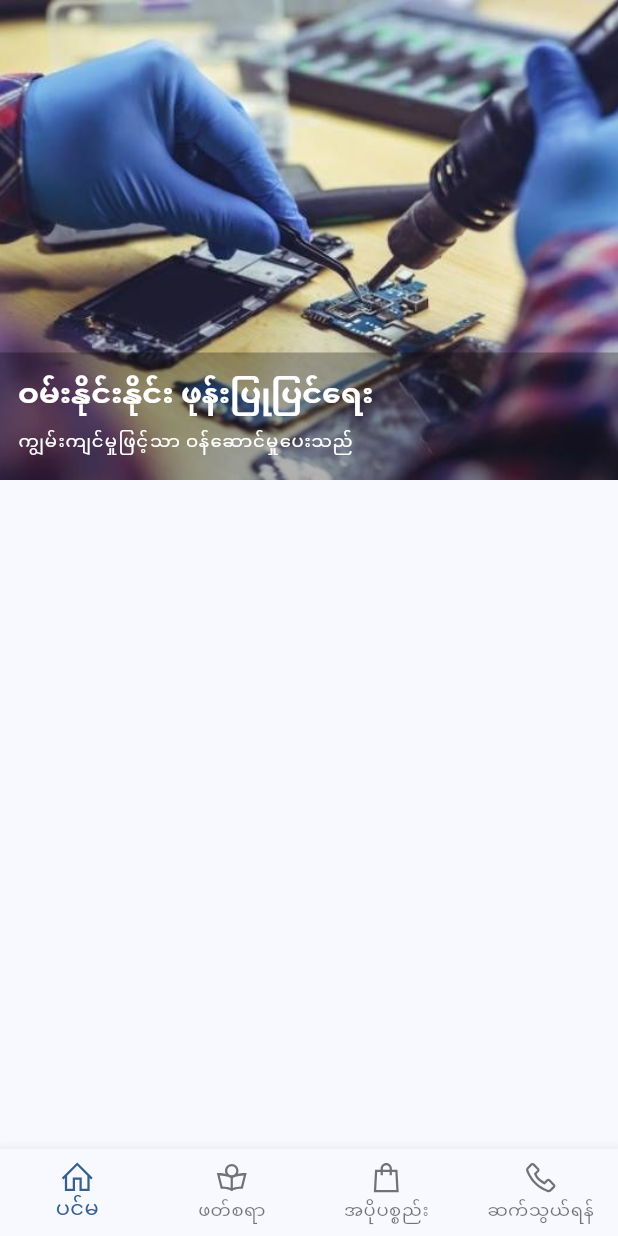
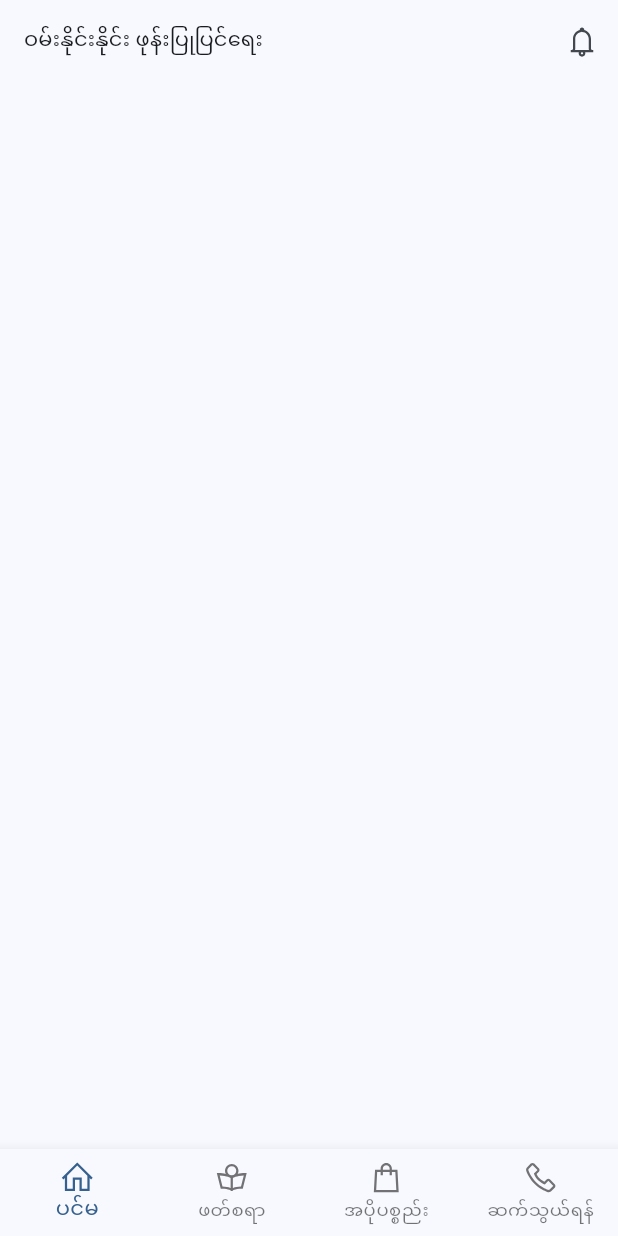
Before and after one commit to clickernux/phone_repair_service_199, a Flutter app: the screen it shows after launch, on a phone screen of 412 x 824 dp. Run offline on Flutter 3.47's test engine with Material 2 defaults, Android fonts, the phone set to English and light mode, and no system bars; our stand-ins replace go_router, line_icons.

```diff
--- a/lib/screens/main_screen.dart
+++ b/lib/screens/main_screen.dart
@@ -1,11 +1,24 @@
 import 'package:flutter/material.dart';
+import 'package:line_icons/line_icons.dart';
+import 'package:phone_repair_service_199/util.dart';
 
 class MainScreen extends StatelessWidget {
   const MainScreen({super.key});
 
   @override
   Widget build(BuildContext context) {
+    final TextTheme textTheme = Theme.of(context).textTheme;
     return Scaffold(
+      appBar: AppBar(
+        title: Text(Util.appNameMM),
+        titleTextStyle: textTheme.labelLarge,
+        actions: [
+          IconButton(
+            onPressed: () {},
+            icon: const Icon(LineIcons.bell),
+          ),
+        ],
+      ),
       body: _buildbody(context),
     );
   }
@@ -14,46 +27,7 @@ class MainScreen extends StatelessWidget {
     final TextTheme textTheme = Theme.of(context).textTheme;
 
     return CustomScrollView(
-      slivers: [
-        SliverToBoxAdapter(
-          child: Container(
-            height: 320,
-            // padding: const EdgeInsets.symmetric(vertical: 16, horizontal: 12),
-            decoration: const BoxDecoration(
-              image: DecorationImage(
-                  image: AssetImage('assets/images/repair_phone2.jpg'),
-                  fit: BoxFit.cover),
-            ),
-            alignment: Alignment.bottomLeft,
-            child: Container(
-              width: double.infinity,
-              padding: const EdgeInsets.symmetric(vertical: 16, horizontal: 12),
-              decoration: BoxDecoration(
-                color: Colors.black.withOpacity(0.3),
-              ),
-              child: Column(
-                mainAxisSize: MainAxisSize.min,
-                crossAxisAlignment: CrossAxisAlignment.start,
-                children: [
-                  Text(
-                    'ဝမ်းနိုင်းနိုင်း ဖုန်းပြုပြင်ရေး',
-                    style: textTheme.headlineSmall?.copyWith(
-                      color: Colors.white,
-                      fontSize: 20,
-                      fontWeight: FontWeight.w600,
-                    ),
-                  ),
-                  const SizedBox(height: 8),
-                  Text(
-                    'ကျွမ်းကျင်မှုဖြင့်သာ ဝန်ဆောင်မှုပေးသည်',
-                    style: textTheme.labelMedium?.copyWith(color: Colors.white),
-                  ),
-                ],
-              ),
-            ),
-          ),
-        ),
-      ],
+      slivers: [],
     );
   }
 }
```
